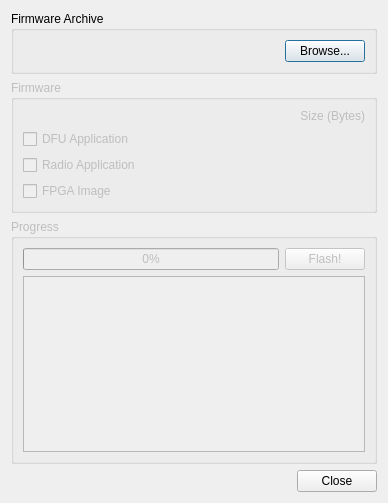
Above: plugins/samplesource/osmosdr/osmosdrupgrade.ui from f4exb/sdrangel before the change. Below: the same form after it.
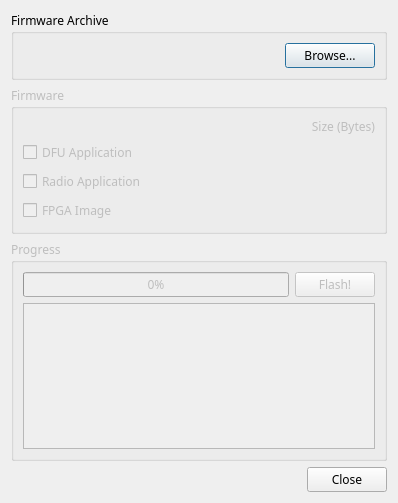
That is the form after the change.

Commit message: Font face and size normalization: added missing input interface GUIs

```diff
--- a/plugins/samplesource/osmosdr/osmosdrupgrade.ui
+++ b/plugins/samplesource/osmosdr/osmosdrupgrade.ui
@@ -6,10 +6,16 @@
    <rect>
     <x>0</x>
     <y>0</y>
-    <width>382</width>
+    <width>398</width>
     <height>503</height>
    </rect>
   </property>
+  <property name="font">
+   <font>
+    <family>Sans Serif</family>
+    <pointsize>9</pointsize>
+   </font>
+  </property>
   <property name="windowTitle">
    <string>OsmoSDR Firmware Upgrade</string>
   </property>
```
The commit also changes 10 other files.
